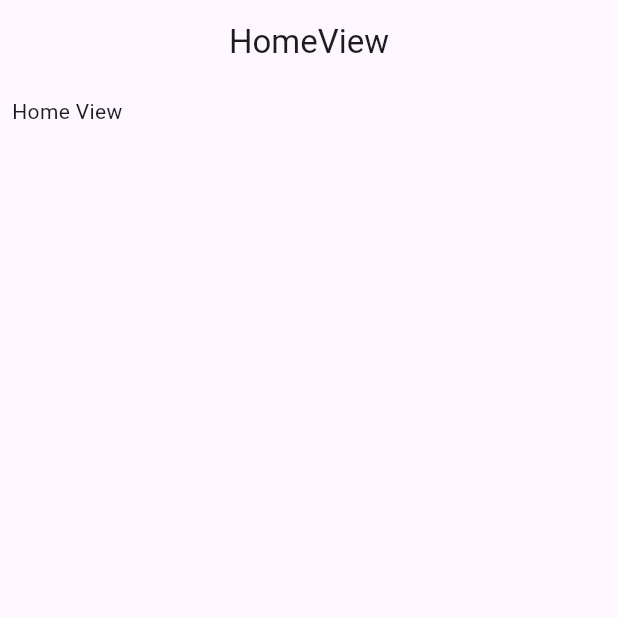
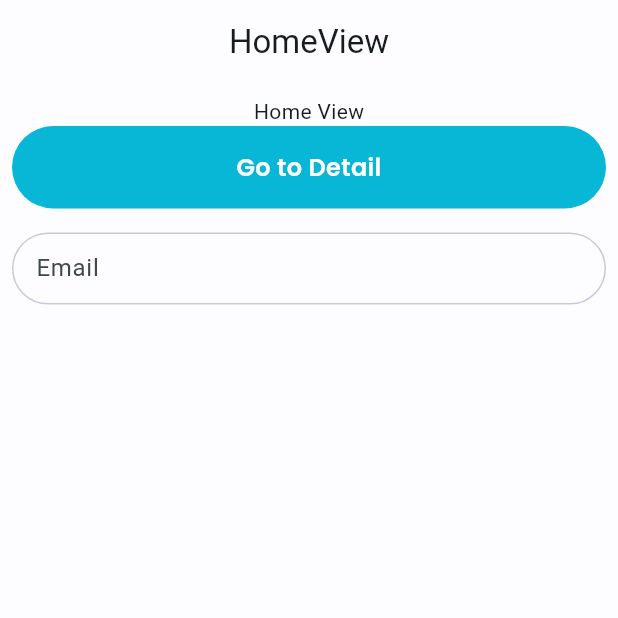
Before and after one commit to Kelompok-6-Capstone-Alterra-2024/mental-health-care-mobile, a Flutter app: the screen it shows after launch, on a phone screen of 412 x 824 dp, the top half of it. Run offline on Flutter 3.47's test engine with Material 3 defaults, Android fonts, the phone set to English and light mode, and no system bars; our stand-ins replace gap, get.

Commit message:
feat: adding more collection for styling

```diff
--- a/lib/app/modules/home/views/home_view.dart
+++ b/lib/app/modules/home/views/home_view.dart
@@ -1,6 +1,9 @@
 import 'package:flutter/material.dart';
 import 'package:get/get.dart';
+import 'package:mindease/constant/constant.dart';
+import '../../../../utils/global_components/main_button.dart';
 import '../controllers/home_controller.dart';
+import 'package:gap/gap.dart';
 
 class HomeView extends GetView<HomeController> {
   const HomeView({super.key});
@@ -11,11 +14,23 @@ class HomeView extends GetView<HomeController> {
         title: const Text('HomeView'),
         centerTitle: true,
       ),
-      body: const Padding(
+      body: Padding(
         padding: EdgeInsets.all(8.0),
         child: Column(
           children: [
             Text('Home View'),
+            MainButton(
+              label: 'Go to Detail',
+              onTap: () {
+
+              },
+            ),
+            Gap(16),
+            TextFormField(
+              decoration: primary.copyWith(
+                hintText: 'Email',
+              ),
+            )
           ],
         ),
       ),
--- a/lib/constant/color.dart
+++ b/lib/constant/colors_style.dart
@@ -37,4 +37,5 @@ class Neutral {
   static const Color light2 = Color(0xFFDDE5E9);
   static const Color light3 = Color(0xFFFAFAFC);
   static const Color light4 = Color(0xFFFDFDFF);
+  static const Color transparent = Colors.transparent;
 }
--- a/lib/constant/constant.dart
+++ b/lib/constant/constant.dart
@@ -1,5 +1,5 @@
 import 'package:flutter/material.dart';
-import 'package:google_fonts/google_fonts.dart';
 
 part 'text_style.dart';
-part 'color.dart';
+part 'colors_style.dart';
+part 'form_border_style.dart';
--- /dev/null
+++ b/lib/constant/form_border_style.dart
@@ -0,0 +1,17 @@
+part of 'constant.dart';
+
+InputDecoration primary = InputDecoration(
+  isDense: true,
+  enabledBorder: OutlineInputBorder(
+    borderSide: const BorderSide(color: Neutral.dark4),
+    borderRadius: BorderRadius.circular(30),
+  ),
+  focusedBorder: OutlineInputBorder(
+    borderSide: const BorderSide(color: Neutral.dark1),
+    borderRadius: BorderRadius.circular(30),
+  ),
+  errorBorder: OutlineInputBorder(
+    borderSide: const BorderSide(color: Error.subtle),
+    borderRadius: BorderRadius.circular(30),
+  ),
+);
--- /dev/null
+++ b/lib/constant/theme.dart
@@ -0,0 +1,14 @@
+import 'package:flutter/material.dart';
+import 'package:mindease/constant/constant.dart';
+
+class AppTheme {
+  static ThemeData themeData = ThemeData(
+    useMaterial3: true,
+    scaffoldBackgroundColor: Neutral.light4,
+    colorSchemeSeed: Primary.mainColor,
+    appBarTheme: const AppBarTheme(
+      backgroundColor: Neutral.light4,
+      surfaceTintColor: Neutral.transparent,
+    ),
+  );
+}
--- a/lib/main.dart
+++ b/lib/main.dart
@@ -1,15 +1,17 @@
 import 'package:flutter/material.dart';
 
 import 'package:get/get.dart';
+import 'package:mindease/constant/theme.dart';
 
 import 'app/routes/app_pages.dart';
 
 void main() {
   runApp(
     GetMaterialApp(
-      title: "Application",
+      title: "MindEase",
       initialRoute: AppPages.INITIAL,
       getPages: AppPages.routes,
+      theme: AppTheme.themeData,
     ),
   );
 }
--- /dev/null
+++ b/lib/utils/global_components/main_button.dart
@@ -0,0 +1,34 @@
+
+import 'package:flutter/material.dart';
+
+import '../../constant/constant.dart';
+
+class MainButton extends StatelessWidget {
+  final String label;
+  final Function()? onTap;
+  const MainButton({
+    required this.label,
+    this.onTap,
+    super.key,
+  });
+
+  @override
+  Widget build(BuildContext context) {
+    return GestureDetector(
+      onTap: onTap,
+      child: Container(
+        padding: EdgeInsets.symmetric(vertical: 16),
+        width: double.infinity,
+        decoration: BoxDecoration(
+          borderRadius: BorderRadius.circular(30),
+          color: Primary.mainColor,
+        ),
+        child: Text(
+          label,
+          style: semiBold.copyWith(fontSize: 16, color: Neutral.light4),
+          textAlign: TextAlign.center,
+        ),
+      ),
+    );
+  }
+}
```
